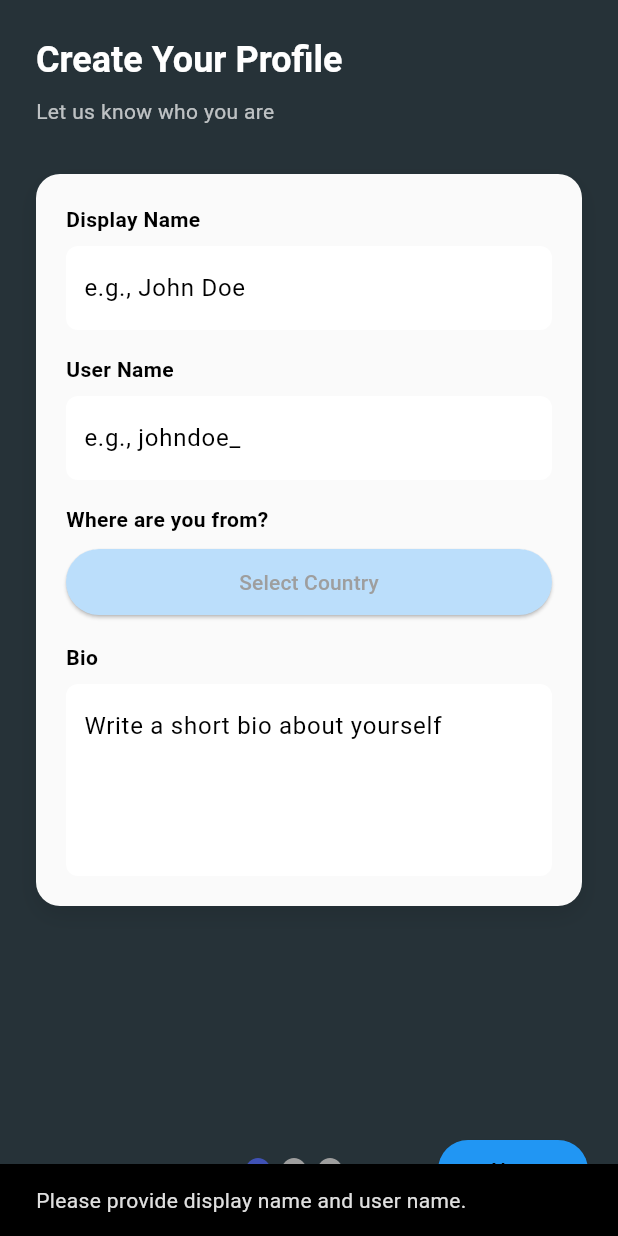
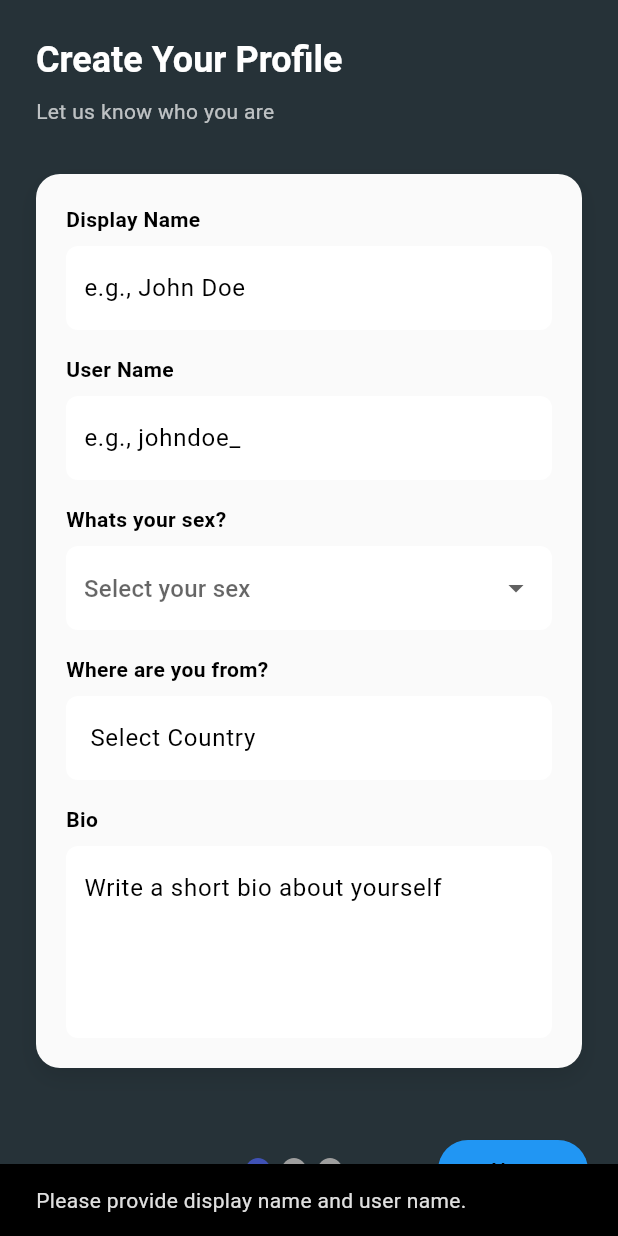
Before and after one commit to larbibnb/social_media, a Flutter app: the Onboarding screen opened directly with empty values, after a tap on "Next", on a phone screen of 412 x 824 dp. Run offline on Flutter 3.47's test engine with Material 3 defaults, Android fonts, the phone set to English and light mode, and no system bars; drawn by our look-alikes of smooth_page_indicator; our stand-ins replace cached_network_image, cloud_firestore, country_picker, equatable, file_picker, firebase_auth and 4 more; accounts and stored records are empty.

Commit message:
feat: Add gender and location fields to onboarding process and user profile

```diff
--- a/lib/features/auth/domain/entities/app_user.dart
+++ b/lib/features/auth/domain/entities/app_user.dart
@@ -1,8 +1,11 @@
+enum Gender { male, female }
+
 class AppUser {
   final String uid;
   final String? displayName;
   final String? userName;
   final Gender? gender;
+  final String? location;
   final String email;
   final String? createdAt;
 
@@ -11,6 +14,7 @@ class AppUser {
     this.displayName,
     this.userName,
     this.gender,
+    this.location,
     required this.email,
     this.createdAt,
   });
@@ -22,6 +26,7 @@ class AppUser {
       'displayName': displayName,
       'userName': userName,
       'gender': gender?.name,
+      'location': location,
       'email': email,
       'createdAt': createdAt,
     };
@@ -33,6 +38,7 @@ class AppUser {
       uid: json['uid'],
       displayName: json['displayName'],
       userName: json['userName'],
+      location: json['location'],
       gender:
           json['gender'] != null
               ? Gender.values.firstWhere(
@@ -45,5 +51,3 @@ class AppUser {
     );
   }
 }
-
-enum Gender { male, female }
--- a/lib/features/onboarding/presentation/views/onboarding.dart
+++ b/lib/features/onboarding/presentation/views/onboarding.dart
@@ -28,6 +28,8 @@ class _OnboardingState extends State<Onboarding> {
   String _displayName = '';
   String _userName = '';
   String _bio = '';
+  String _sex = '';
+  String _location = '';
   List<String> _interests = [];
   ProfileUser? _profileUser; // Changed from late final to nullable
   @override
@@ -50,11 +52,11 @@ class _OnboardingState extends State<Onboarding> {
         if (state is ProfileLoaded) {
           setState(() {
             _profileUser = state.profileUser;
-            // Optionally pre-fill fields if an existing profile is loaded
-            // _displayName = state.profileUser.displayName ?? '';
-            // _userName = state.profileUser.userName ?? '';
-            // _bio = state.profileUser.bio ?? '';
-            // _interests = state.profileUser.interests ?? [];
+            _displayName = state.profileUser.displayName ?? '';
+            _userName = state.profileUser.userName ?? '';
+            _bio = state.profileUser.bio ?? '';
+            _interests = state.profileUser.interests;
+            _location = state.profileUser.location ?? '';
           });
         } else if (state is ProfileError) {
           // Handle error, e.g., show a SnackBar
@@ -82,7 +84,9 @@ class _OnboardingState extends State<Onboarding> {
                     onDisplayNameChanged:
                         (val) => setState(() => _displayName = val),
                     onUserNameChanged: (val) => setState(() => _userName = val),
+                    onSexChanged: (val) => setState(() => _sex = val),
                     onBioChanged: (val) => setState(() => _bio = val),
+                    onLocationChanged: (val) => setState(() => _location = val),
                   ),
                   InterestsPicking(
                     onInterestsChanged: (interests) {
@@ -92,7 +96,9 @@ class _OnboardingState extends State<Onboarding> {
                   ProfileRevising(
                     displayName: _displayName,
                     userName: _userName,
+                    sex: _sex,
                     bio: _bio,
+                    location: _location,
                     interests: _interests,
                   ),
                 ],
--- a/lib/features/onboarding/presentation/views/pageone.dart
+++ b/lib/features/onboarding/presentation/views/pageone.dart
@@ -6,13 +6,17 @@ import 'package:flutter/material.dart';
 class ProfileCreating extends StatefulWidget {
   final ValueChanged<String> onDisplayNameChanged;
   final ValueChanged<String> onUserNameChanged;
+  final ValueChanged<String> onSexChanged;
   final ValueChanged<String> onBioChanged;
+  final ValueChanged<String> onLocationChanged;
 
   const ProfileCreating({
     super.key,
     required this.onDisplayNameChanged,
     required this.onUserNameChanged,
+    required this.onSexChanged,
     required this.onBioChanged,
+    required this.onLocationChanged,
   });
   @override
   State<ProfileCreating> createState() => _ProfileCreatingState();
@@ -22,12 +26,14 @@ class _ProfileCreatingState extends State<ProfileCreating> {
   final TextEditingController displayNameController = TextEditingController();
   final TextEditingController userNameController = TextEditingController();
   final TextEditingController bioController = TextEditingController();
+  final TextEditingController locationController = TextEditingController();
 
   @override
   void dispose() {
     displayNameController.dispose();
     userNameController.dispose();
     bioController.dispose();
+    locationController.dispose();
     super.dispose();
   }
 
@@ -127,6 +133,44 @@ class _ProfileCreatingState extends State<ProfileCreating> {
                     ),
                     const SizedBox(height: 16),
                     const Text(
+                      'Whats your sex?',
+                      style: TextStyle(
+                        fontWeight: FontWeight.w600,
+                        fontSize: 14,
+                      ),
+                    ),
+                    const SizedBox(height: 8),
+                    Container(
+                      padding: const EdgeInsets.symmetric(
+                        horizontal: 12,
+                        vertical: 4,
+                      ),
+                      decoration: BoxDecoration(
+                        color: Colors.white,
+                        borderRadius: BorderRadius.circular(8),
+                      ),
+                      child: DropdownButtonFormField<String>(
+                        decoration: const InputDecoration(
+                          border: InputBorder.none,
+                          hintText: 'Select your sex',
+                        ),
+                        value: null,
+                        items: const [
+                          DropdownMenuItem(value: 'male', child: Text('Male')),
+                          DropdownMenuItem(
+                            value: 'female',
+                            child: Text('Female'),
+                          ),
+                        ],
+                        onChanged: (value) {
+                          setState(() {
+                            widget.onSexChanged(value!);
+                          });
+                        },
+                      ),
+                    ),
+                    const SizedBox(height: 16),
+                    const Text(
                       'Where are you from?',
                       style: TextStyle(
                         fontWeight: FontWeight.w600,
@@ -136,21 +180,34 @@ class _ProfileCreatingState extends State<ProfileCreating> {
                     const SizedBox(height: 8),
                     SizedBox(
                       width: double.infinity,
-                      child: ElevatedButton(
-                        style: ElevatedButton.styleFrom(
-                          backgroundColor: Colors.blue.shade100,
-                          padding: const EdgeInsets.symmetric(vertical: 12),
-                        ),
-                        onPressed: () {
+                      child: TextField(
+                        onTap: () {
                           showCountryPicker(
                             context: context,
                             showPhoneCode: true,
                             onSelect: (Country country) {
-                              log('Select country: ${country.displayName}');
+                              setState(() {
+                                widget.onLocationChanged(country.name);
+                                locationController.text =
+                                    '${country.flagEmoji} ${country.name}';
+                              });
                             },
                           );
                         },
-                        child: const Text('Select Country'),
+                        controller: locationController,
+                        readOnly: true,
+                        decoration: InputDecoration(
+                          border: OutlineInputBorder(
+                            borderRadius: BorderRadius.circular(8),
+                            borderSide: BorderSide.none,
+                          ),
+                          filled: true,
+                          fillColor: Colors.white,
+                          hintText:
+                              locationController.text.isNotEmpty
+                                  ? locationController.text
+                                  : 'Select Country',
+                        ),
                       ),
                     ),
                     const SizedBox(height: 16),
--- a/lib/features/onboarding/presentation/views/pagethree.dart
+++ b/lib/features/onboarding/presentation/views/pagethree.dart
@@ -6,12 +6,16 @@ class ProfileRevising extends StatelessWidget {
     super.key,
     required this.displayName,
     required this.userName,
+    required this.sex,
     required this.bio,
+    required this.location,
     required this.interests,
   });
   final String displayName;
   final String userName;
+  final String sex;
   final String bio;
+  final String location;
   final List<String> interests;
 
   @override
@@ -58,7 +62,7 @@ class ProfileRevising extends StatelessWidget {
                     ReviewTile(
                       label: 'User Name',
                       value: userName,
-                      description: 'This is how others will see you.',
+                      description: 'This is your unique identifier.',
                     ),
                     const SizedBox(height: 16),
                     ReviewTile(
@@ -68,11 +72,22 @@ class ProfileRevising extends StatelessWidget {
                     ),
                     const SizedBox(height: 16),
                     ReviewTile(
+                      label: 'Sex',
+                      value: sex,
+                      description: 'Your gender identity.',
+                    ),
+                    const SizedBox(height: 16),
+                    ReviewTile(
                       label: 'Bio',
                       value: bio,
-                      description: 'This is how others will see you.',
+                      description: 'A short description about yourself.',
                     ),
                     const SizedBox(height: 16),
+                    ReviewTile(
+                      label: 'Location',
+                      value: location,
+                      description: 'Where you are from.',
+                    ),
                     ReviewTile(
                       label: 'Interests',
                       value: interests.join(', '),
```
